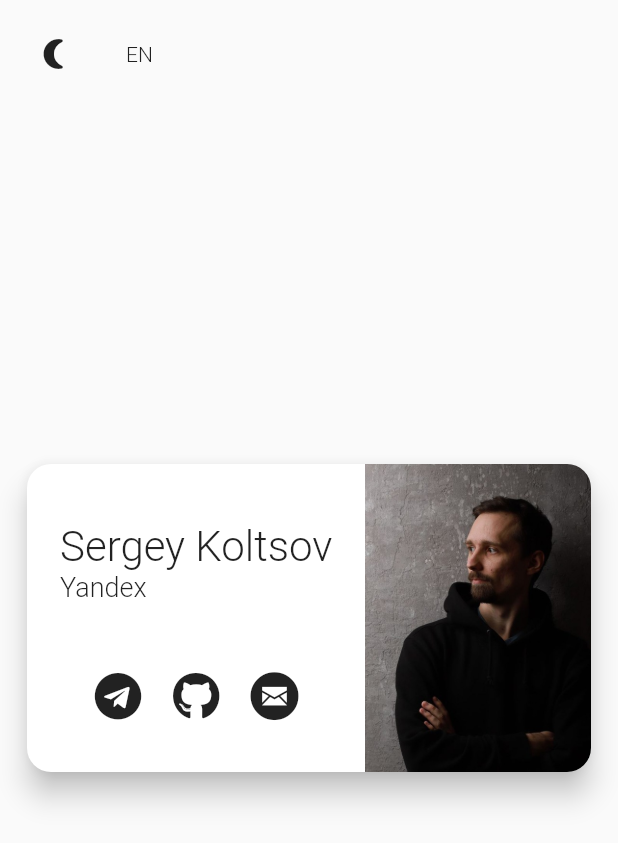
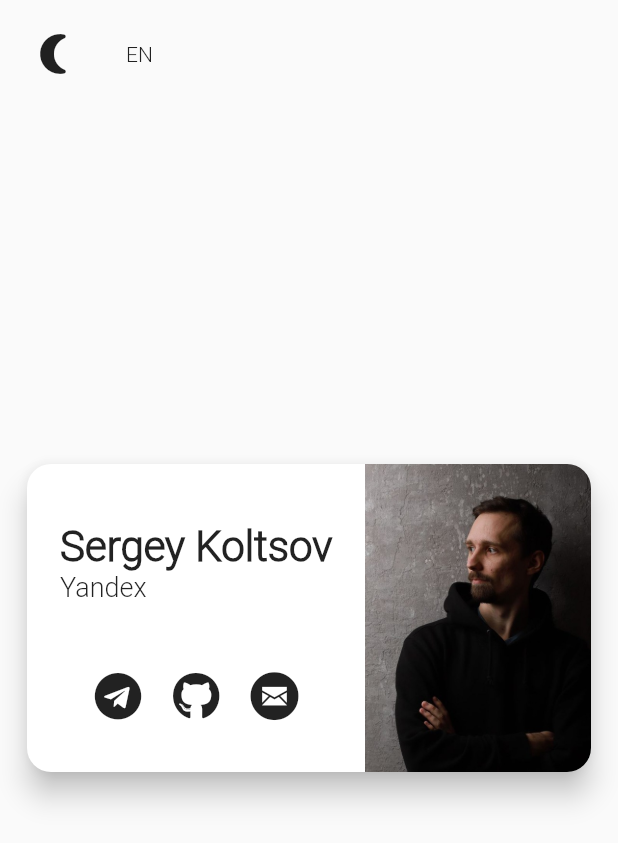
Before and after one commit to kltsv/cvapp, a Flutter app: the screen it shows after launch, on a phone screen of 412 x 824 dp. Shown: the top 843 px of the screen. Run offline on Flutter 3.47's test engine with Material 2 defaults, Android fonts, the phone set to English and light mode, and no system bars; generated files the repository leaves out were written again.

Commit message:
[07] Custom theme (#7)
* Custom root theme

* Custom UI components

```diff
--- /dev/null
+++ b/lib/app_theme.dart
@@ -0,0 +1,16 @@
+import 'package:flutter/material.dart';
+
+class AppTheme {
+  static const _defaultFontFamily = 'Roboto';
+
+  static ThemeData theme(bool isDark) {
+    final brightness = isDark ? Brightness.dark : Brightness.light;
+    final theme = ThemeData(
+      brightness: brightness,
+      fontFamily: _defaultFontFamily,
+    );
+    return theme.copyWith(
+      iconTheme: theme.iconTheme.copyWith(size: 32),
+    );
+  }
+}
--- /dev/null
+++ b/lib/components/card_container.dart
@@ -0,0 +1,28 @@
+import 'package:flutter/material.dart';
+
+class CVCardContainer extends StatelessWidget {
+  static const _borderRadius = 16.0;
+  final Widget child;
+
+  const CVCardContainer({
+    Key? key,
+    required this.child,
+  }) : super(key: key);
+
+  @override
+  Widget build(BuildContext context) {
+    return AspectRatio(
+      aspectRatio: 1.8,
+      child: Card(
+        shape: RoundedRectangleBorder(
+          borderRadius: BorderRadius.circular(_borderRadius),
+        ),
+        elevation: 8.0,
+        child: ClipRRect(
+          borderRadius: BorderRadius.circular(_borderRadius),
+          child: child,
+        ),
+      ),
+    );
+  }
+}
--- /dev/null
+++ b/lib/components/link_icon.dart
@@ -0,0 +1,20 @@
+import 'package:flutter/material.dart';
+
+class LinkIcon extends StatelessWidget {
+  final IconData icon;
+  final VoidCallback onPressed;
+
+  const LinkIcon({
+    Key? key,
+    required this.icon,
+    required this.onPressed,
+  }) : super(key: key);
+
+  @override
+  Widget build(BuildContext context) {
+    return IconButton(
+      onPressed: onPressed,
+      icon: Icon(icon),
+    );
+  }
+}
--- /dev/null
+++ b/lib/components/text.dart
@@ -0,0 +1,52 @@
+import 'package:flutter/material.dart';
+
+class AppTitle extends StatelessWidget {
+  static const fontSize = 28.0;
+
+  final String value;
+
+  const AppTitle(this.value, {Key? key}) : super(key: key);
+
+  @override
+  Widget build(BuildContext context) {
+    return Text(
+      value,
+      style: const TextStyle(
+        fontSize: fontSize,
+        fontWeight: FontWeight.bold,
+      ),
+    );
+  }
+}
+
+class AppSubtitle extends StatelessWidget {
+  static const fontSize = 18.0;
+
+  final String value;
+
+  const AppSubtitle(this.value, {Key? key}) : super(key: key);
+
+  @override
+  Widget build(BuildContext context) {
+    return Text(
+      value,
+      style: const TextStyle(fontSize: fontSize),
+    );
+  }
+}
+
+class AppText extends StatelessWidget {
+  static const fontSize = 14.0;
+
+  final String value;
+
+  const AppText(this.value, {Key? key}) : super(key: key);
+
+  @override
+  Widget build(BuildContext context) {
+    return Text(
+      value,
+      style: const TextStyle(fontSize: fontSize),
+    );
+  }
+}
--- a/lib/main.dart
+++ b/lib/main.dart
@@ -1,10 +1,14 @@
 import 'dart:async';
 
+import 'package:cvapp/components/text.dart';
 import 'package:flutter/material.dart';
 import 'package:flutter/services.dart';
 import 'package:flutter_localizations/flutter_localizations.dart';
 import 'package:url_launcher/url_launcher.dart';
 
+import 'app_theme.dart';
+import 'components/card_container.dart';
+import 'components/link_icon.dart';
 import 'cv_icons.dart';
 import 'error_handler.dart';
 import 'logger.dart';
@@ -80,7 +84,7 @@ class _AppState extends State<App> {
                     Padding(
                       padding: const EdgeInsets.all(12.0),
                       child: InkResponse(
-                        child: Text(_locale.languageCode.toUpperCase()),
+                        child: AppText(_locale.languageCode.toUpperCase()),
                         onTap: () {
                           final newLocale = S.isEn(_locale) ? S.ru : S.en;
                           logger.info(
@@ -97,7 +101,7 @@ class _AppState extends State<App> {
             ],
           ),
         ),
-        theme: _isDark ? ThemeData.dark() : ThemeData.light(),
+        theme: AppTheme.theme(_isDark),
         home: const HomePage(),
       );
 }
@@ -189,14 +193,8 @@ class IdentityWidget extends StatelessWidget {
     return Column(
       crossAxisAlignment: CrossAxisAlignment.start,
       children: [
-        Text(
-          S.of(context).name,
-          style: const TextStyle(fontSize: 28, fontFamily: 'Roboto'),
-        ),
-        Text(
-          S.of(context).company,
-          style: const TextStyle(fontSize: 18, fontFamily: 'Roboto'),
-        ),
+        AppTitle(S.of(context).name),
+        AppSubtitle(S.of(context).company),
       ],
     );
   }
@@ -244,7 +242,7 @@ class LinksWidget extends StatelessWidget {
               );
               ScaffoldMessenger.of(context).showSnackBar(
                 SnackBar(
-                  content: Text(S.of(context).copied),
+                  content: AppText(S.of(context).copied),
                 ),
               );
             },
@@ -256,53 +254,6 @@ class LinksWidget extends StatelessWidget {
   }
 }
 
-class CVCardContainer extends StatelessWidget {
-  static const _borderRadius = 16.0;
-  final Widget child;
-
-  const CVCardContainer({
-    Key? key,
-    required this.child,
-  }) : super(key: key);
-
-  @override
-  Widget build(BuildContext context) {
-    return AspectRatio(
-      aspectRatio: 1.8,
-      child: Card(
-        shape: RoundedRectangleBorder(
-          borderRadius: BorderRadius.circular(_borderRadius),
-        ),
-        elevation: 8.0,
-        child: ClipRRect(
-          borderRadius: BorderRadius.circular(_borderRadius),
-          child: child,
-        ),
-      ),
-    );
-  }
-}
-
-class LinkIcon extends StatelessWidget {
-  final IconData icon;
-  final VoidCallback onPressed;
-
-  const LinkIcon({
-    Key? key,
-    required this.icon,
-    required this.onPressed,
-  }) : super(key: key);
-
-  @override
-  Widget build(BuildContext context) {
-    return IconButton(
-      iconSize: 32,
-      onPressed: onPressed,
-      icon: Icon(icon),
-    );
-  }
-}
-
 extension _BoolToThemeName on bool {
   String get asThemeName => this ? 'dark' : 'light';
 }
```
